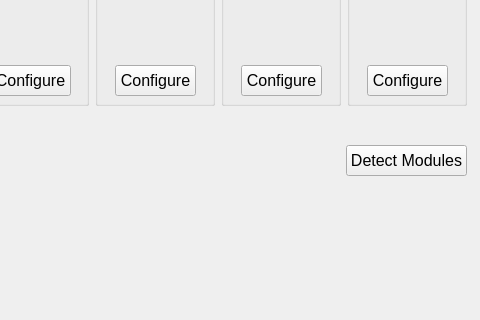
Before: the Qt Designer form src/OSICSMainframeSetupWindow.ui in shattered97/OSICS_Interface, drawn with Qt 5; both pictures show x 544 to 1024 and y 145 to 465 of the 1024 by 768 pixel window.
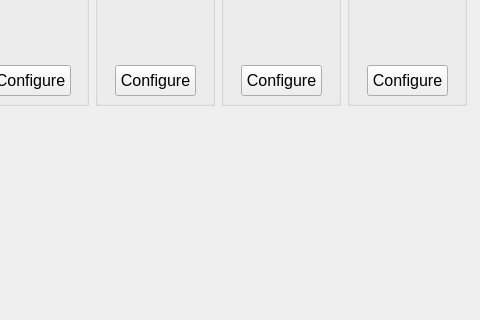
After: the same form once the commit is applied.

Commit message: added wavelength test for bristol wavemeter/power meter splitter setup

```diff
--- a/src/OSICSMainframeSetupWindow.ui
+++ b/src/OSICSMainframeSetupWindow.ui
@@ -50,24 +50,6 @@
      <string>Instrument: </string>
     </property>
    </widget>
-   <widget class="QPushButton" name="pushButton">
-    <property name="geometry">
-     <rect>
-      <x>890</x>
-      <y>290</y>
-      <width>121</width>
-      <height>31</height>
-     </rect>
-    </property>
-    <property name="font">
-     <font>
-      <pointsize>12</pointsize>
-     </font>
-    </property>
-    <property name="text">
-     <string>Detect Modules</string>
-    </property>
-   </widget>
    <widget class="QWidget" name="layoutWidget">
     <property name="geometry">
      <rect>
@@ -344,7 +326,7 @@
      </item>
     </layout>
    </widget>
-   <widget class="QWidget" name="">
+   <widget class="QWidget" name="layoutWidget">
     <property name="geometry">
      <rect>
       <x>0</x>
@@ -355,7 +337,7 @@
     </property>
     <layout class="QHBoxLayout" name="horizontalLayout_2"/>
    </widget>
-   <widget class="QWidget" name="">
+   <widget class="QWidget" name="layoutWidget">
     <property name="geometry">
      <rect>
       <x>10</x>
```
Left out of the diff: 2 changed lines with no effect on the pictures. The commit also changes 39 other files.
